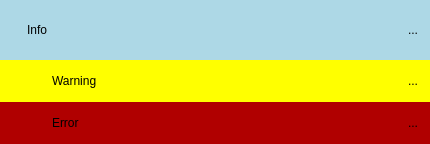
This is modules/frontend/projects/Notifications/src/NotificationWidget.ui in OFFIS-Automation/Framework as Qt 5 draws it before an edit. The edited form follows.
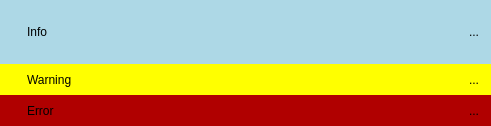
This is the edited form. Icons and pictures are not drawn.

Commit message: Update notifications icons

```diff
--- a/modules/frontend/projects/Notifications/src/NotificationWidget.ui
+++ b/modules/frontend/projects/Notifications/src/NotificationWidget.ui
@@ -6,8 +6,8 @@
    <rect>
     <x>0</x>
     <y>0</y>
-    <width>430</width>
-    <height>144</height>
+    <width>491</width>
+    <height>126</height>
    </rect>
   </property>
   <property name="sizePolicy">
@@ -67,12 +67,6 @@
           <verstretch>0</verstretch>
          </sizepolicy>
         </property>
-        <property name="minimumSize">
-         <size>
-          <width>0</width>
-          <height>0</height>
-         </size>
-        </property>
         <property name="maximumSize">
          <size>
           <width>32</width>
@@ -112,6 +106,12 @@
          <iconset resource="../images/images.qrc">
           <normaloff>:/images/close.png</normaloff>:/images/close.png</iconset>
         </property>
+        <property name="iconSize">
+         <size>
+          <width>24</width>
+          <height>24</height>
+         </size>
+        </property>
         <property name="autoRaise">
          <bool>true</bool>
         </property>
@@ -143,7 +143,7 @@
       </property>
       <item>
        <widget class="QLabel" name="warningIcon">
-        <property name="minimumSize">
+        <property name="maximumSize">
          <size>
           <width>32</width>
           <height>32</height>
@@ -182,6 +182,12 @@
          <iconset resource="../images/images.qrc">
           <normaloff>:/images/close.png</normaloff>:/images/close.png</iconset>
         </property>
+        <property name="iconSize">
+         <size>
+          <width>24</width>
+          <height>24</height>
+         </size>
+        </property>
         <property name="autoRaise">
          <bool>true</bool>
         </property>
@@ -213,7 +219,7 @@
       </property>
       <item>
        <widget class="QLabel" name="errorIcon">
-        <property name="minimumSize">
+        <property name="maximumSize">
          <size>
           <width>32</width>
           <height>32</height>
@@ -252,6 +258,12 @@
          <iconset resource="../images/images.qrc">
           <normaloff>:/images/close.png</normaloff>:/images/close.png</iconset>
         </property>
+        <property name="iconSize">
+         <size>
+          <width>24</width>
+          <height>24</height>
+         </size>
+        </property>
         <property name="autoRaise">
          <bool>true</bool>
         </property>
```
Left out of the diff: 6 changed lines with no effect on the pictures. The commit also changes 4 other files.
